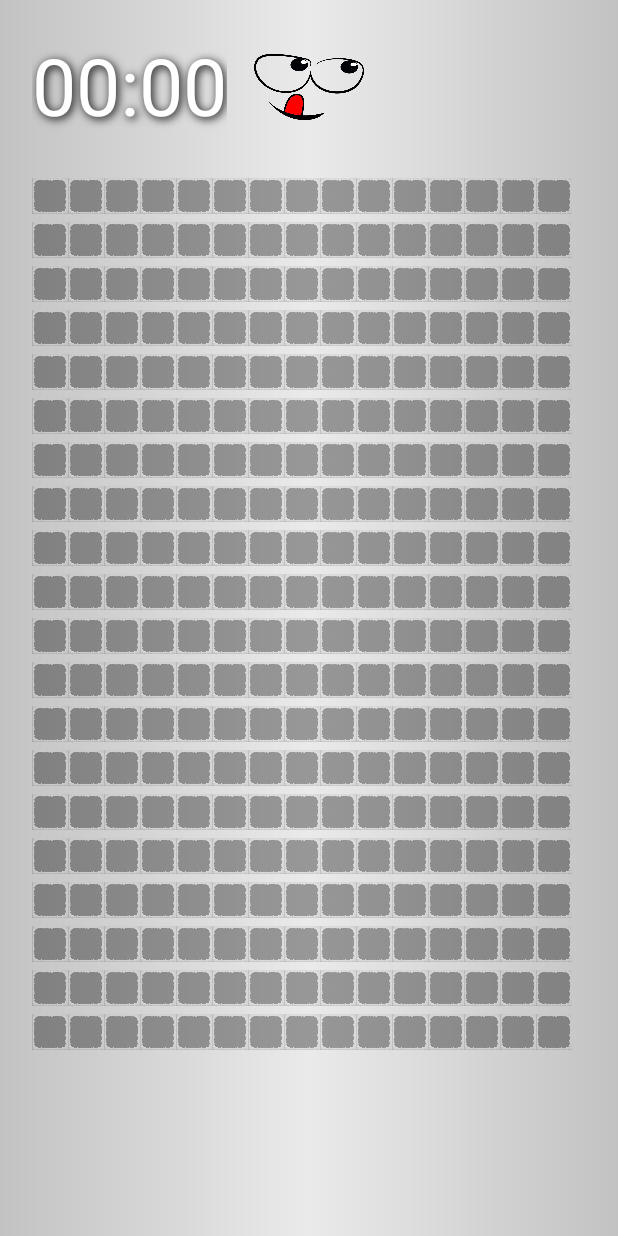
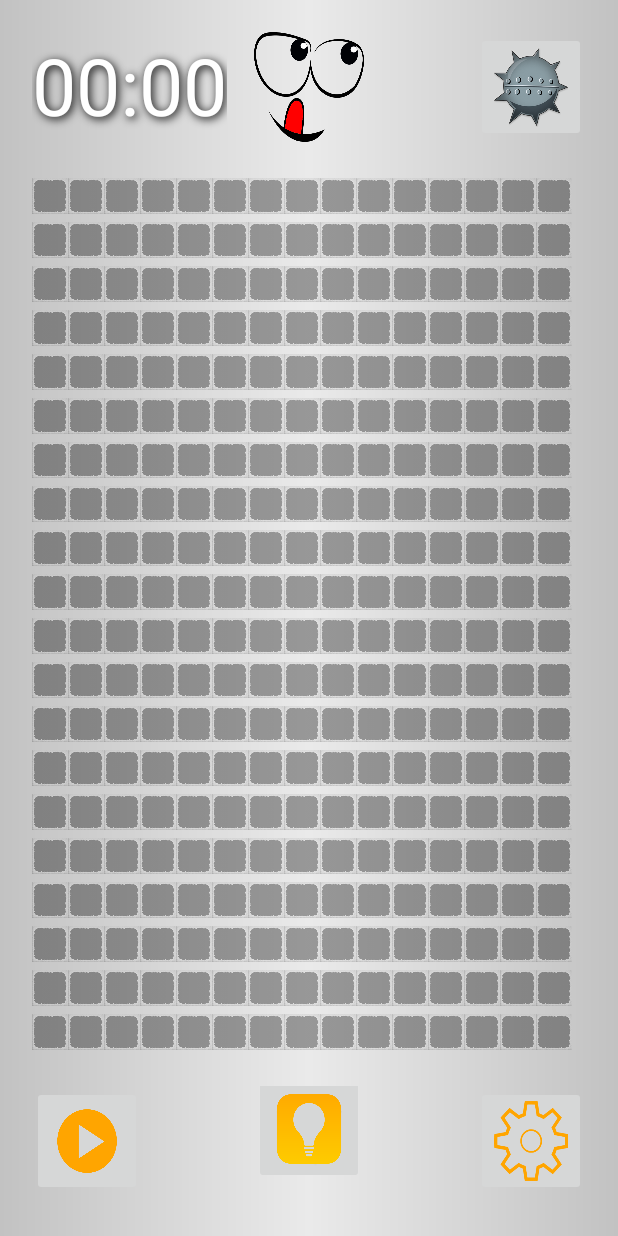
Before and after one commit to Omaar22/MineSweeper, an Android app: the screen it shows after launch (MainActivity), on a phone screen of 412 x 824 dp. Run offline under Robolectric (Android 15) with nearby library versions, the phone set to English and light mode, and no system bars.

Commit message:
Redesign
Reveal/Flag click, Replay, Hint, Settings buttons are added

```diff
--- a/app/src/main/java/omar/Minesweeper/MainActivity.java
+++ b/app/src/main/java/omar/Minesweeper/MainActivity.java
@@ -1,21 +1,30 @@
 package omar.Minesweeper;
 
+import android.graphics.Bitmap;
 import android.graphics.Typeface;
+import android.graphics.drawable.BitmapDrawable;
+import android.graphics.drawable.Drawable;
+import android.graphics.drawable.ScaleDrawable;
 import android.media.MediaPlayer;
 import android.os.Bundle;
 import android.os.Handler;
 import android.os.SystemClock;
 import android.os.Vibrator;
+import android.provider.ContactsContract;
 import android.support.v4.app.FragmentManager;
+import android.support.v4.content.ContextCompat;
 import android.support.v7.app.AppCompatActivity;
 import android.util.Log;
 import android.util.TypedValue;
 import android.view.View;
+import android.view.ViewTreeObserver;
 import android.widget.AdapterView;
 import android.widget.Button;
 import android.widget.Chronometer;
 import android.widget.GridView;
+import android.widget.ImageButton;
 import android.widget.ImageView;
+import android.widget.LinearLayout;
 
 import java.util.Random;
 
@@ -107,7 +116,6 @@ public class MainActivity extends AppCompatActivity implements MyDialogFragment.
 
                     ((ImageView) v).setImageResource(R.drawable.opened_mine);
 
-                    findViewById(R.id.restart).setVisibility(View.VISIBLE);
                     changeSmiley(findViewById(R.id.smiley));
                 } else {
                     final MediaPlayer clickSound = MediaPlayer.create(getBaseContext(), R.raw.button_sound);
@@ -136,7 +144,6 @@ public class MainActivity extends AppCompatActivity implements MyDialogFragment.
                             }
                         }
                     }
-                    findViewById(R.id.restart).setVisibility(View.VISIBLE);
                 }
             }
         });
@@ -225,20 +232,32 @@ public class MainActivity extends AppCompatActivity implements MyDialogFragment.
         smiley.getLayoutParams().height = screenWidth / 5;
         changeSmiley(smiley);
 
-        /* set up the play again button. */
-        Button playAgain = (Button) findViewById(R.id.restart);
-        playAgain.setTextSize(TypedValue.COMPLEX_UNIT_PX, screenWidth / 7);
-        playAgain.setTypeface(Typeface.SERIF);
 
-        /* Set up the grid images and on click functions. */
+        ImageButton clickIcon = (ImageButton) findViewById(R.id.clickIcon);
+        clickIcon.getLayoutParams().width = screenWidth / 5;
+        clickIcon.getLayoutParams().height = screenWidth / 5;
+
+//        /* Set up the grid images and on click functions. */
         setupGrid();
+//
+//        /* Generate the grid mines and numbers. */
+        generateGrid();
 
-        /* Generate the grid mines and numbers. */
-        generateGrid();
+        ImageButton replay = (ImageButton) findViewById(R.id.replay);
+        replay.getLayoutParams().width = screenWidth / 5;
+        replay.getLayoutParams().height = screenWidth / 5;
+
+        ImageButton settings = (ImageButton) findViewById(R.id.settings);
+        settings.getLayoutParams().width = screenWidth / 5;
+        settings.getLayoutParams().height = screenWidth / 5;
+
+        ImageButton hint = (ImageButton) findViewById(R.id.hint);
+        hint.getLayoutParams().width = screenWidth / 5;
+        hint.getLayoutParams().height = screenWidth / 5;
 
 
         /* On click restart. */
-        findViewById(R.id.restart).setOnClickListener(new View.OnClickListener() {
+        findViewById(R.id.replay).setOnClickListener(new View.OnClickListener() {
             @Override
             public void onClick(View v) {
                 FragmentManager manager = getSupportFragmentManager();
@@ -318,7 +337,6 @@ public class MainActivity extends AppCompatActivity implements MyDialogFragment.
             for (int j = 0; j < COLUMN_COUNT; j++)
                 hasMine[i][j] = isRevealed[i][j] = hasQuestionMark[i][j] = hasFlag[i][j] = false;
 
-        findViewById(R.id.restart).setVisibility(View.INVISIBLE);
         changeSmiley(findViewById(R.id.smiley));
 
         generateGrid();
@@ -344,6 +362,6 @@ public class MainActivity extends AppCompatActivity implements MyDialogFragment.
     }
 }
 
-// TODO: 25/04/2016  Add difficulties
+// TODO: 09/06/2016  Add sound control
 // TODO: 25/04/2016  Scoring and leaderboard
 // TODO: 25/04/2016  Create a smart BOT and give it a remarkable name
--- a/app/src/main/res/layout-v17/activity_main.xml
+++ b/app/src/main/res/layout-v17/activity_main.xml
@@ -32,7 +32,18 @@
             android:layout_height="wrap_content"
             android:layout_centerHorizontal="true"
             android:layout_centerInParent="true"
-            android:onClick="changeSmiley" />
+            android:onClick="changeSmiley"
+            android:scaleType="fitXY" />
+
+
+        <ImageButton
+            android:id="@+id/clickIcon"
+            android:layout_width="wrap_content"
+            android:layout_height="wrap_content"
+            android:layout_alignParentEnd="true"
+            android:layout_alignParentRight="true"
+            android:scaleType="fitXY"
+            android:src="@drawable/icon" />
 
     </RelativeLayout>
 
@@ -52,15 +63,33 @@
         android:orientation="horizontal"
         android:paddingTop="@dimen/activity_vertical_margin">
 
-        <Button
-            android:id="@+id/restart"
-            style="@style/buttonStyle"
-            android:layout_width="match_parent"
+
+        <ImageButton
+            android:id="@+id/replay"
+            android:layout_width="wrap_content"
             android:layout_height="match_parent"
-            android:onClick="restartButton"
-            android:text="@string/Restart"
-            android:textAlignment="center"
-            android:visibility="invisible" />
+            android:scaleType="fitXY"
+            android:src="@drawable/replay" />
+
+        <ImageButton
+            android:id="@+id/hint"
+            android:layout_width="wrap_content"
+            android:layout_height="match_parent"
+            android:layout_centerHorizontal="true"
+            android:layout_centerInParent="true"
+            android:scaleType="fitXY"
+            android:src="@drawable/hint" />
+
+        <ImageButton
+            android:id="@+id/settings"
+            android:layout_width="wrap_content"
+            android:layout_height="match_parent"
+            android:layout_alignParentEnd="true"
+            android:layout_alignParentRight="true"
+            android:scaleType="fitXY"
+            android:src="@drawable/settings" />
+
+
     </RelativeLayout>
 
 
--- a/app/src/main/res/layout/activity_main.xml
+++ b/app/src/main/res/layout/activity_main.xml
@@ -32,35 +32,65 @@
             android:layout_height="wrap_content"
             android:layout_centerHorizontal="true"
             android:layout_centerInParent="true"
-            android:onClick="changeSmiley" />
+            android:onClick="changeSmiley"
+            android:scaleType="fitXY" />
+
+
+        <ImageButton
+            android:id="@+id/clickIcon"
+            android:layout_width="wrap_content"
+            android:layout_height="wrap_content"
+            android:layout_alignParentEnd="true"
+            android:layout_alignParentRight="true"
+            android:scaleType="fitXY"
+            android:src="@drawable/icon" />
 
     </RelativeLayout>
 
     <GridView
         android:id="@+id/grid"
-        android:layout_width="match_parent"
-        android:layout_height="match_parent"
+        android:layout_width="wrap_content"
+        android:layout_height="wrap_content"
         android:layout_below="@+id/topPanel"
         android:paddingTop="@dimen/activity_vertical_margin"
         android:stretchMode="columnWidth" />
 
     <RelativeLayout
         android:id="@+id/botPanel"
-        android:layout_width="wrap_content"
-        android:layout_height="wrap_content"
+        android:layout_width="match_parent"
+        android:layout_height="match_parent"
         android:layout_below="@id/grid"
+        android:orientation="horizontal"
         android:paddingTop="@dimen/activity_vertical_margin">
 
-        <Button
-            android:id="@+id/restart"
-            android:layout_width="match_parent"
+
+        <ImageButton
+            android:id="@+id/replay"
+            android:layout_width="wrap_content"
             android:layout_height="match_parent"
-            android:onClick="restartButton"
-            android:text="@string/Restart"
-            android:visibility="invisible" />
+            android:scaleType="fitXY"
+            android:src="@drawable/replay" />
+
+        <ImageButton
+            android:id="@+id/hint"
+            android:layout_width="wrap_content"
+            android:layout_height="match_parent"
+            android:layout_centerHorizontal="true"
+            android:layout_centerInParent="true"
+            android:scaleType="fitXY"
+            android:src="@drawable/hint" />
+
+        <ImageButton
+            android:id="@+id/settings"
+            android:layout_width="wrap_content"
+            android:layout_height="match_parent"
+            android:layout_alignParentEnd="true"
+            android:layout_alignParentRight="true"
+            android:scaleType="fitXY"
+            android:src="@drawable/settings" />
+
+
     </RelativeLayout>
-
-    <!--style="@style/buttonStyle"-->
 
 
 </RelativeLayout>
--- a/app/src/main/res/values/strings.xml
+++ b/app/src/main/res/values/strings.xml
@@ -1,6 +1,6 @@
 <resources>
     <string name="app_name">Mine Sweeper</string>
-    <string name="Restart">Play Again</string>
+    <string name="Restart">Replay</string>
     <string name="smiley">Smiley face</string>
     <string name="back">Back</string>
     <string name="easy">Easy</string>
--- a/build.gradle
+++ b/build.gradle
@@ -5,7 +5,7 @@ buildscript {
         jcenter()
     }
     dependencies {
-        classpath 'com.android.tools.build:gradle:2.1.0'
+        classpath 'com.android.tools.build:gradle:2.1.2'
 
         // NOTE: Do not place your application dependencies here; they belong
         // in the individual module build.gradle files
```
Also changed, not shown: app/src/main/res/drawable/hint.png (added), app/src/main/res/drawable/replay.png (added), app/src/main/res/drawable/settings.png (added).
